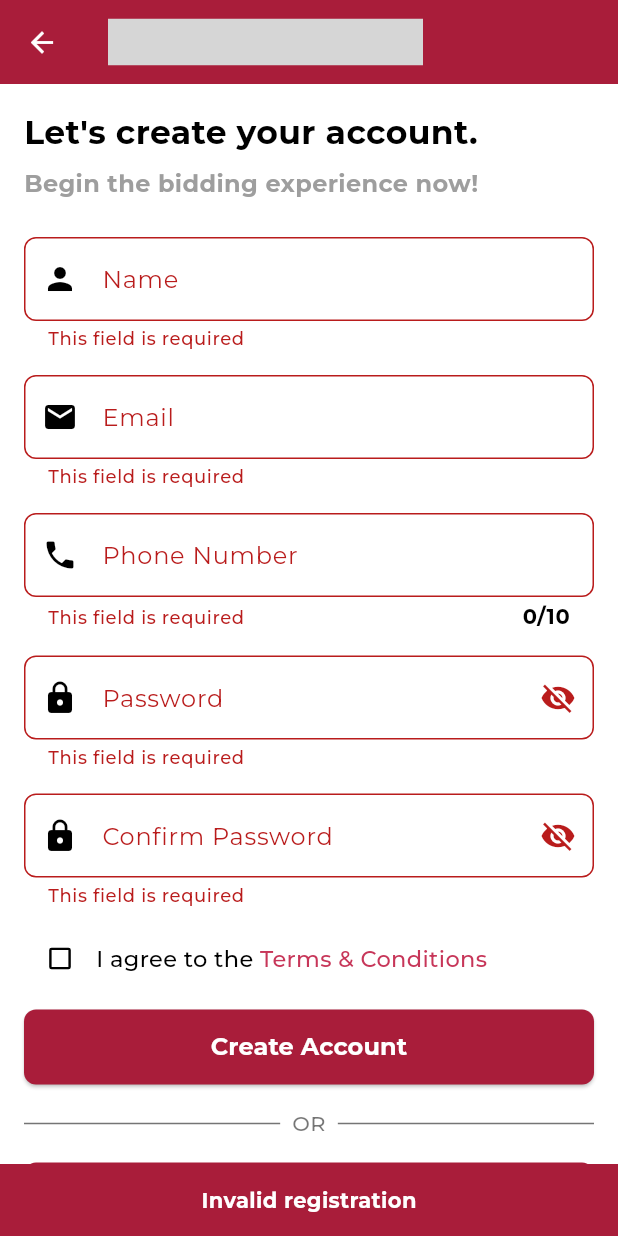
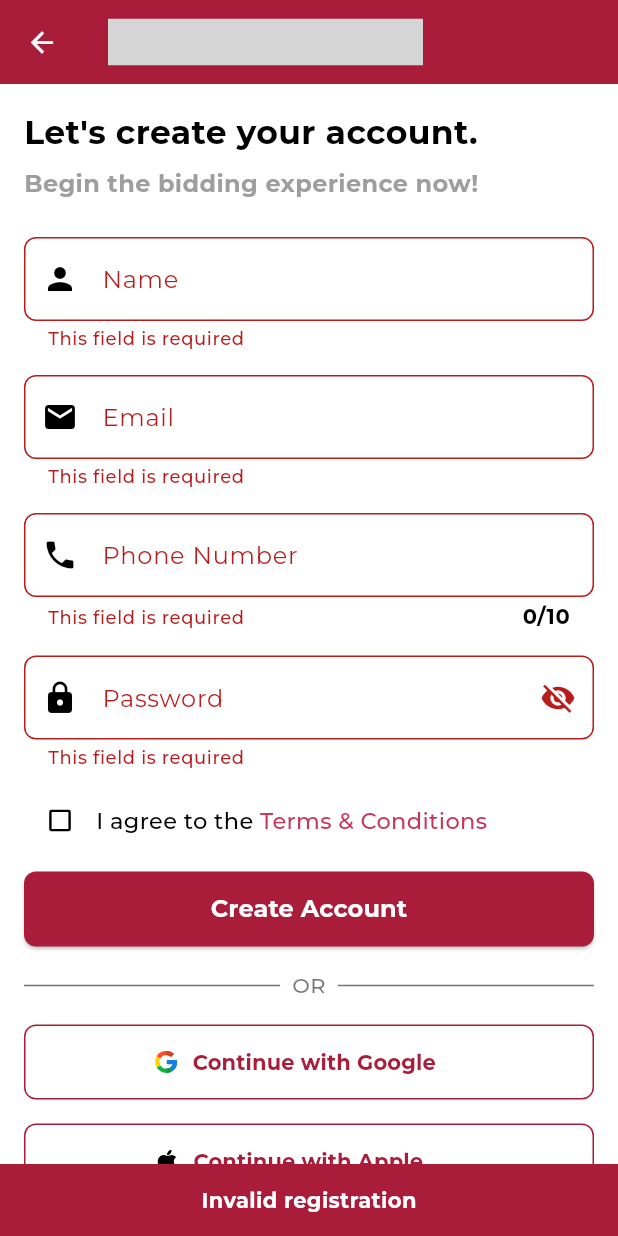
Before and after one commit to AlleTre-E-Commerce-Complex/alletre-flutter, a Flutter app: the SignUpPage screen opened by its route, after a tap on "Create Account", on a phone screen of 412 x 824 dp. Run offline on Flutter 3.47's test engine with Material 3 defaults, Android fonts, the phone set to English and light mode, and no system bars; our stand-ins replace carousel_slider, flutter_svg, slide_to_act; grey boxes are pictures that could not be loaded.

Commit message:
refactor: confirm password field removed and getter for the name field changed

```diff
--- a/lib/controller/providers/user_provider.dart
+++ b/lib/controller/providers/user_provider.dart
@@ -15,7 +15,7 @@ class UserProvider with ChangeNotifier {
   bool get rememberPassword => _rememberPassword;
 
   // Setters for user fields
-  void setFullName(String value) {
+  void setName(String value) {
     _user.name = value;
     notifyListeners();
   }
--- a/lib/utils/validators/form_validators.dart
+++ b/lib/utils/validators/form_validators.dart
@@ -53,16 +53,6 @@ class FormValidators {
     return null;
   }
 
-  static String? validateConfirmPassword(String? value, String? password) {
-    if (value == null || value.isEmpty) {
-      return 'This field is required';
-    }
-    if (value != password) {
-      return 'Passwords do not match';
-    }
-    return null;
-  }
-
   static String? validateLoginEmail(String? value, UserProvider userProvider) {
     if (value == null || value.isEmpty) {
       return 'This field is required';
--- a/lib/view/widgets/signup widgets/signup_form_fields.dart
+++ b/lib/view/widgets/signup widgets/signup_form_fields.dart
@@ -19,7 +19,7 @@ class SignupFormFields extends StatelessWidget {
       child: Column(
         children: [
           TextFormField(
-            onChanged: (value) => userProvider.setFullName(value),
+            onChanged: (value) => userProvider.setName(value),
             validator: FormValidators.validateName,
             textCapitalization: TextCapitalization.words,
             decoration: InputDecoration(
@@ -66,16 +66,6 @@ class SignupFormFields extends StatelessWidget {
             validator: FormValidators.validatePassword,
             onChanged: (value) => userProvider.setPassword(value),
           ),
-          const SizedBox(height: 16),
-          ObscurePasswordField(
-            labelText: 'Confirm Password',
-            hintText: 'Enter your password again',
-            validator: (value) => FormValidators.validateConfirmPassword(
-              value,
-              userProvider.password,
-            ),
-            onChanged: (value) => userProvider.setPassword(value),
-          ),
           const SizedBox(height: 10),
           Row(
             children: [
```
